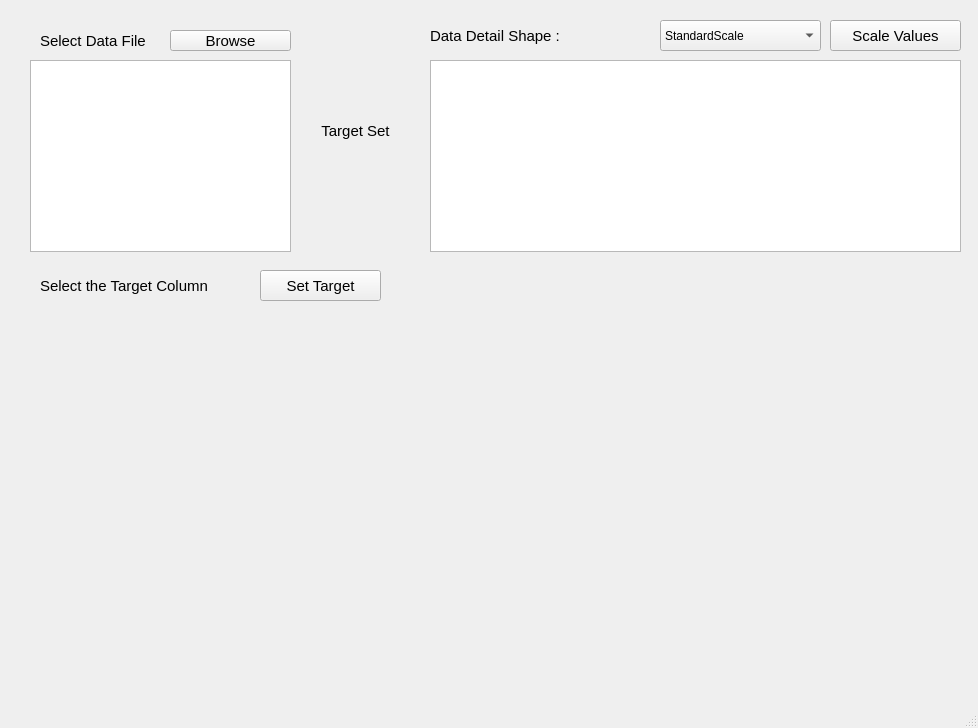
Old version of the form mainwindow.ui in the repository dlslrksk/ml_gui.
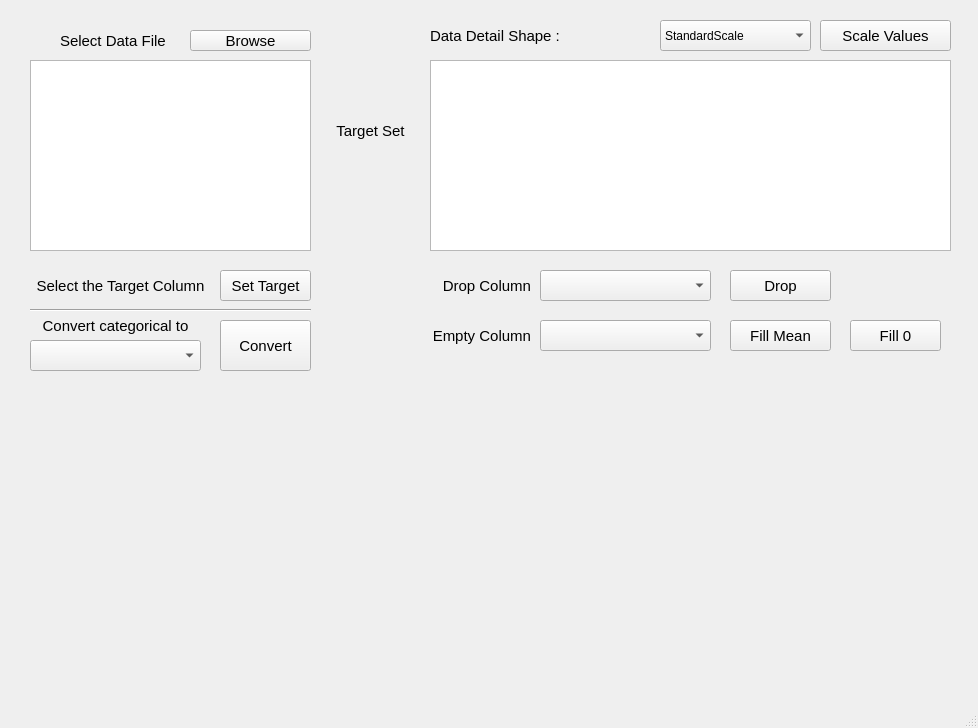
New version of the form.

```diff
--- a/mainwindow.ui
+++ b/mainwindow.ui
@@ -17,9 +17,9 @@
    <widget class="QLabel" name="label">
     <property name="geometry">
      <rect>
-      <x>40</x>
+      <x>60</x>
       <y>30</y>
-      <width>121</width>
+      <width>111</width>
       <height>21</height>
      </rect>
     </property>
@@ -37,7 +37,7 @@
    <widget class="QPushButton" name="browse_btn">
     <property name="geometry">
      <rect>
-      <x>170</x>
+      <x>190</x>
       <y>30</y>
       <width>121</width>
       <height>21</height>
@@ -57,17 +57,17 @@
      <rect>
       <x>30</x>
       <y>60</y>
-      <width>261</width>
-      <height>192</height>
+      <width>281</width>
+      <height>191</height>
      </rect>
     </property>
    </widget>
    <widget class="QLabel" name="label_29">
     <property name="geometry">
      <rect>
-      <x>310</x>
+      <x>330</x>
       <y>110</y>
-      <width>91</width>
+      <width>81</width>
       <height>41</height>
      </rect>
     </property>
@@ -130,7 +130,7 @@
      <rect>
       <x>660</x>
       <y>20</y>
-      <width>161</width>
+      <width>151</width>
       <height>31</height>
      </rect>
     </property>
@@ -153,7 +153,7 @@
    <widget class="QPushButton" name="scale_btn">
     <property name="geometry">
      <rect>
-      <x>830</x>
+      <x>820</x>
       <y>20</y>
       <width>131</width>
       <height>31</height>
@@ -173,17 +173,17 @@
      <rect>
       <x>430</x>
       <y>60</y>
-      <width>531</width>
-      <height>192</height>
+      <width>521</width>
+      <height>191</height>
      </rect>
     </property>
    </widget>
    <widget class="QLabel" name="label_2">
     <property name="geometry">
      <rect>
-      <x>40</x>
+      <x>30</x>
       <y>270</y>
-      <width>211</width>
+      <width>181</width>
       <height>31</height>
      </rect>
     </property>
@@ -197,13 +197,16 @@
     <property name="text">
      <string>Select the Target Column</string>
     </property>
+    <property name="alignment">
+     <set>Qt::AlignCenter</set>
+    </property>
    </widget>
    <widget class="QPushButton" name="submit_btn">
     <property name="geometry">
      <rect>
-      <x>260</x>
+      <x>220</x>
       <y>270</y>
-      <width>121</width>
+      <width>91</width>
       <height>31</height>
      </rect>
     </property>
@@ -219,9 +222,9 @@
    <widget class="QLabel" name="target_col">
     <property name="geometry">
      <rect>
-      <x>310</x>
+      <x>320</x>
       <y>160</y>
-      <width>91</width>
+      <width>101</width>
       <height>41</height>
      </rect>
     </property>
@@ -239,6 +242,190 @@
      <set>Qt::AlignCenter</set>
     </property>
    </widget>
+   <widget class="QLabel" name="label_5">
+    <property name="geometry">
+     <rect>
+      <x>30</x>
+      <y>310</y>
+      <width>171</width>
+      <height>31</height>
+     </rect>
+    </property>
+    <property name="font">
+     <font>
+      <pointsize>11</pointsize>
+      <weight>50</weight>
+      <bold>false</bold>
+     </font>
+    </property>
+    <property name="text">
+     <string>Convert categorical to</string>
+    </property>
+    <property name="alignment">
+     <set>Qt::AlignCenter</set>
+    </property>
+   </widget>
+   <widget class="QComboBox" name="cat_column">
+    <property name="geometry">
+     <rect>
+      <x>30</x>
+      <y>340</y>
+      <width>171</width>
+      <height>31</height>
+     </rect>
+    </property>
+   </widget>
+   <widget class="QPushButton" name="convert_btn">
+    <property name="geometry">
+     <rect>
+      <x>220</x>
+      <y>320</y>
+      <width>91</width>
+      <height>51</height>
+     </rect>
+    </property>
+    <property name="font">
+     <font>
+      <pointsize>11</pointsize>
+     </font>
+    </property>
+    <property name="text">
+     <string>Convert</string>
+    </property>
+   </widget>
+   <widget class="QLabel" name="label_4">
+    <property name="geometry">
+     <rect>
+      <x>430</x>
+      <y>270</y>
+      <width>101</width>
+      <height>31</height>
+     </rect>
+    </property>
+    <property name="font">
+     <font>
+      <pointsize>11</pointsize>
+      <weight>50</weight>
+      <bold>false</bold>
+     </font>
+    </property>
+    <property name="text">
+     <string>Drop Column</string>
+    </property>
+    <property name="alignment">
+     <set>Qt::AlignRight|Qt::AlignTrailing|Qt::AlignVCenter</set>
+    </property>
+   </widget>
+   <widget class="QPushButton" name="drop_btn">
+    <property name="geometry">
+     <rect>
+      <x>730</x>
+      <y>270</y>
+      <width>101</width>
+      <height>31</height>
+     </rect>
+    </property>
+    <property name="font">
+     <font>
+      <pointsize>11</pointsize>
+     </font>
+    </property>
+    <property name="text">
+     <string>Drop</string>
+    </property>
+   </widget>
+   <widget class="QComboBox" name="drop_column">
+    <property name="geometry">
+     <rect>
+      <x>540</x>
+      <y>270</y>
+      <width>171</width>
+      <height>31</height>
+     </rect>
+    </property>
+   </widget>
+   <widget class="QComboBox" name="empty_column">
+    <property name="geometry">
+     <rect>
+      <x>540</x>
+      <y>320</y>
+      <width>171</width>
+      <height>31</height>
+     </rect>
+    </property>
+   </widget>
+   <widget class="QLabel" name="label_11">
+    <property name="geometry">
+     <rect>
+      <x>430</x>
+      <y>320</y>
+      <width>101</width>
+      <height>31</height>
+     </rect>
+    </property>
+    <property name="font">
+     <font>
+      <pointsize>11</pointsize>
+      <weight>50</weight>
+      <bold>false</bold>
+     </font>
+    </property>
+    <property name="text">
+     <string>Empty Column</string>
+    </property>
+    <property name="alignment">
+     <set>Qt::AlignRight|Qt::AlignTrailing|Qt::AlignVCenter</set>
+    </property>
+   </widget>
+   <widget class="QPushButton" name="fill_mean_btn">
+    <property name="geometry">
+     <rect>
+      <x>730</x>
+      <y>320</y>
+      <width>101</width>
+      <height>31</height>
+     </rect>
+    </property>
+    <property name="font">
+     <font>
+      <pointsize>11</pointsize>
+     </font>
+    </property>
+    <property name="text">
+     <string>Fill Mean</string>
+    </property>
+   </widget>
+   <widget class="QPushButton" name="fillna_btn">
+    <property name="geometry">
+     <rect>
+      <x>850</x>
+      <y>320</y>
+      <width>91</width>
+      <height>31</height>
+     </rect>
+    </property>
+    <property name="font">
+     <font>
+      <pointsize>11</pointsize>
+     </font>
+    </property>
+    <property name="text">
+     <string>Fill 0</string>
+    </property>
+   </widget>
+   <widget class="Line" name="line_2">
+    <property name="geometry">
+     <rect>
+      <x>30</x>
+      <y>300</y>
+      <width>281</width>
+      <height>20</height>
+     </rect>
+    </property>
+    <property name="orientation">
+     <enum>Qt::Horizontal</enum>
+    </property>
+   </widget>
   </widget>
   <widget class="QMenuBar" name="menubar">
    <property name="geometry">
```
Left out of the diff: 2 changed lines with no effect on the pictures.
